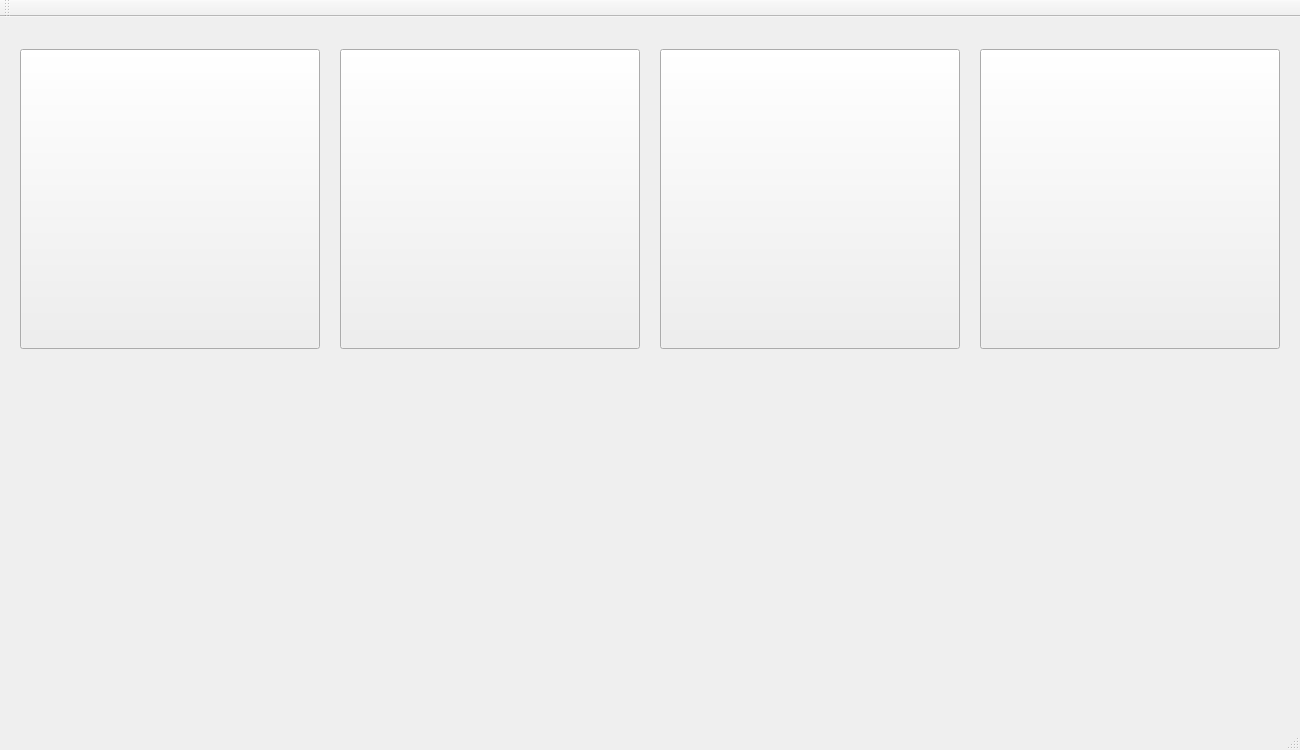
Before: the Qt Designer form Rhythm_Game/Rhythm_Game/rhythm_game.ui in Robolover/Capstone, drawn with Qt 5.
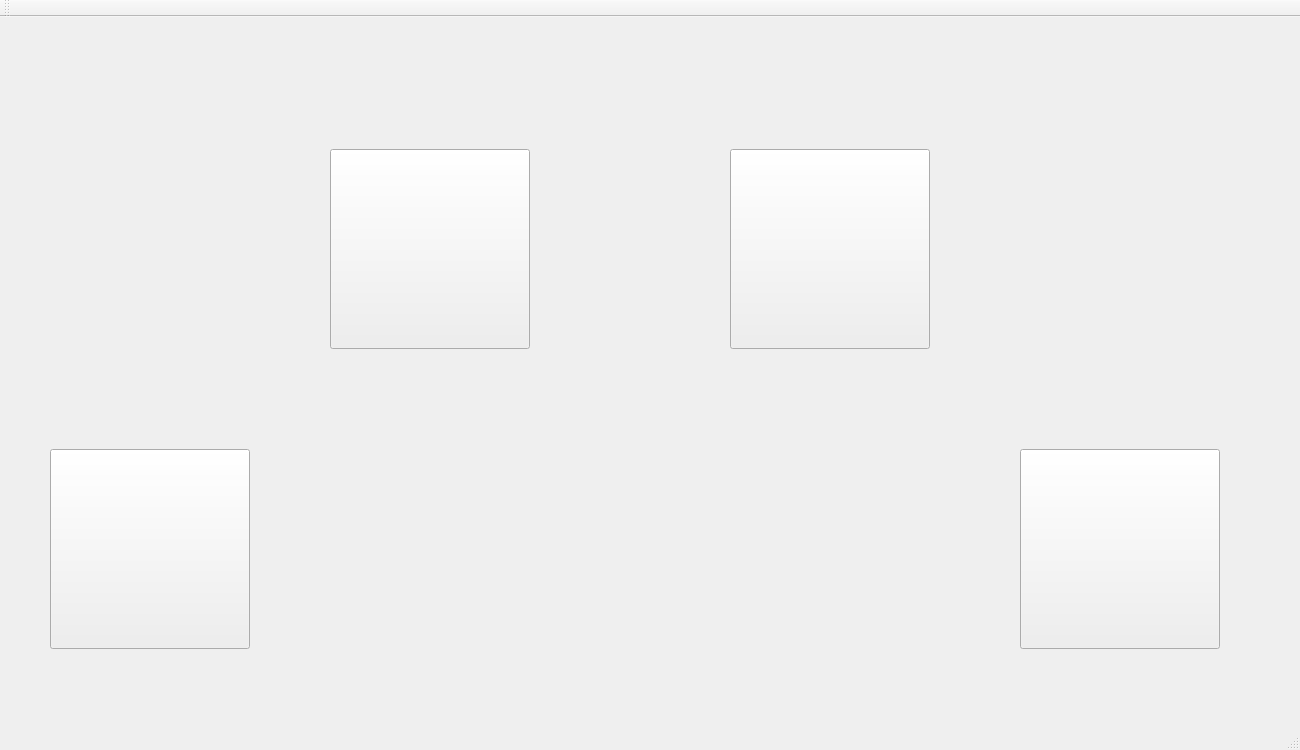
After: the same form once the commit is applied. The open tabs and pages were chosen to show the change. Icons and pictures are not drawn.

What changed in the file:
```diff
--- a/Rhythm_Game/Rhythm_Game/rhythm_game.ui
+++ b/Rhythm_Game/Rhythm_Game/rhythm_game.ui
@@ -209,10 +209,10 @@
      <widget class="QPushButton" name="apple">
       <property name="geometry">
        <rect>
-        <x>20</x>
-        <y>20</y>
-        <width>300</width>
-        <height>300</height>
+        <x>1020</x>
+        <y>420</y>
+        <width>200</width>
+        <height>200</height>
        </rect>
       </property>
       <property name="styleSheet">
@@ -225,10 +225,10 @@
      <widget class="QPushButton" name="bus">
       <property name="geometry">
        <rect>
-        <x>340</x>
-        <y>20</y>
-        <width>300</width>
-        <height>300</height>
+        <x>330</x>
+        <y>120</y>
+        <width>200</width>
+        <height>200</height>
        </rect>
       </property>
       <property name="styleSheet">
@@ -241,10 +241,10 @@
      <widget class="QPushButton" name="cat">
       <property name="geometry">
        <rect>
-        <x>660</x>
-        <y>20</y>
-        <width>300</width>
-        <height>300</height>
+        <x>730</x>
+        <y>120</y>
+        <width>200</width>
+        <height>200</height>
        </rect>
       </property>
       <property name="styleSheet">
@@ -257,10 +257,10 @@
      <widget class="QPushButton" name="duck">
       <property name="geometry">
        <rect>
-        <x>980</x>
-        <y>20</y>
-        <width>300</width>
-        <height>300</height>
+        <x>50</x>
+        <y>420</y>
+        <width>200</width>
+        <height>200</height>
        </rect>
       </property>
       <property name="styleSheet">
```
Left out of the diff: 31 changed lines with no effect on the pictures.
